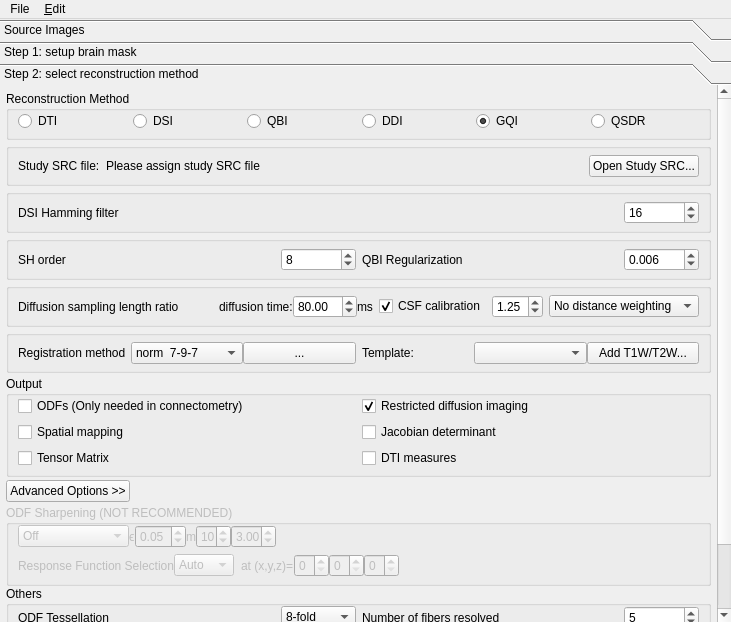
This is reconstruction/reconstruction_window.ui in frankyeh/DSI-Studio as Qt 5 draws it before an edit. The edited form follows.
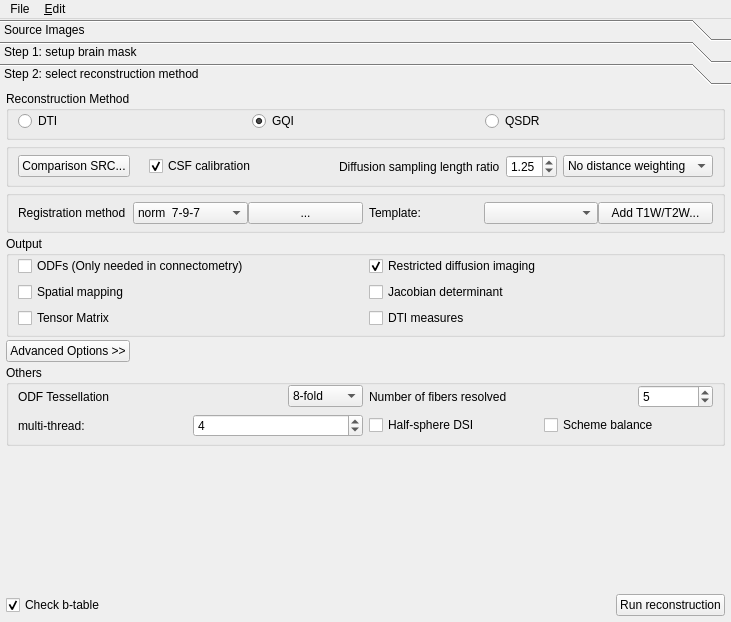
This is the edited form. Icons and pictures are not drawn.

What changed in the file:
```diff
--- a/reconstruction/reconstruction_window.ui
+++ b/reconstruction/reconstruction_window.ui
@@ -467,8 +467,8 @@
         <rect>
          <x>0</x>
          <y>0</y>
-         <width>717</width>
-         <height>597</height>
+         <width>731</width>
+         <height>535</height>
         </rect>
        </property>
        <property name="minimumSize">
@@ -518,27 +518,6 @@
              </property>
             </widget>
            </item>
-           <item>
-            <widget class="QRadioButton" name="DSI">
-             <property name="text">
-              <string>DSI</string>
-             </property>
-            </widget>
-           </item>
-           <item>
-            <widget class="QRadioButton" name="QBI">
-             <property name="text">
-              <string>QBI</string>
-             </property>
-            </widget>
-           </item>
-           <item>
-            <widget class="QRadioButton" name="DDI">
-             <property name="text">
-              <string>DDI</string>
-             </property>
-            </widget>
-           </item>
            <item>
             <widget class="QRadioButton" name="GQI">
              <property name="text">
@@ -562,171 +541,6 @@
           </layout>
          </widget>
         </item>
-        <item>
-         <widget class="QGroupBox" name="DDIOption">
-          <property name="title">
-           <string/>
-          </property>
-          <layout class="QHBoxLayout" name="horizontalLayout">
-           <property name="topMargin">
-            <number>6</number>
-           </property>
-           <property name="bottomMargin">
-            <number>6</number>
-           </property>
-           <item>
-            <widget class="QLabel" name="label_16">
-             <property name="text">
-              <string>Study SRC file:</string>
-             </property>
-            </widget>
-           </item>
-           <item>
-            <widget class="QLabel" name="ddi_file">
-             <property name="text">
-              <string>Please assign study SRC file</string>
-             </property>
-            </widget>
-           </item>
-           <item>
-            <spacer name="horizontalSpacer_5">
-             <property name="orientation">
-              <enum>Qt::Horizontal</enum>
-             </property>
-             <property name="sizeHint" stdset="0">
-              <size>
-               <width>40</width>
-               <height>20</height>
-              </size>
-             </property>
-            </spacer>
-           </item>
-           <item>
-            <widget class="QPushButton" name="open_ddi_study_src">
-             <property name="text">
-              <string>Open Study SRC...</string>
-             </property>
-            </widget>
-           </item>
-          </layout>
-         </widget>
-        </item>
-        <item>
-         <widget class="QGroupBox" name="DSIOption_2">
-          <layout class="QHBoxLayout" name="DSIOption">
-           <property name="topMargin">
-            <number>6</number>
-           </property>
-           <property name="bottomMargin">
-            <number>6</number>
-           </property>
-           <item>
-            <widget class="QLabel" name="label_5">
-             <property name="text">
-              <string>DSI Hamming filter</string>
-             </property>
-            </widget>
-           </item>
-           <item>
-            <widget class="QSpinBox" name="hamming_filter">
-             <property name="maximumSize">
-              <size>
-               <width>75</width>
-               <height>16777215</height>
-              </size>
-             </property>
-             <property name="minimum">
-              <number>8</number>
-             </property>
-             <property name="maximum">
-              <number>20</number>
-             </property>
-             <property name="value">
-              <number>16</number>
-             </property>
-            </widget>
-           </item>
-          </layout>
-         </widget>
-        </item>
-        <item>
-         <widget class="QGroupBox" name="QBIOption_2">
-          <layout class="QHBoxLayout" name="QBIOption">
-           <property name="topMargin">
-            <number>6</number>
-           </property>
-           <property name="bottomMargin">
-            <number>6</number>
-           </property>
-           <item>
-            <layout class="QHBoxLayout" name="horizontalLayout_12">
-             <item>
-              <widget class="QLabel" name="label">
-               <property name="text">
-                <string>SH order</string>
-               </property>
-              </widget>
-             </item>
-             <item>
-              <widget class="QSpinBox" name="SHOrder">
-               <property name="maximumSize">
-                <size>
-                 <width>75</width>
-                 <height>16777215</height>
-                </size>
-               </property>
-               <property name="minimum">
-                <number>4</number>
-               </property>
-               <property name="maximum">
-                <number>10</number>
-               </property>
-               <property name="value">
-                <number>8</number>
-               </property>
-              </widget>
-             </item>
-            </layout>
-           </item>
-           <item>
-            <layout class="QHBoxLayout" name="horizontalLayout_13">
-             <item>
-              <widget class="QLabel" name="label_6">
-               <property name="text">
-                <string>QBI Regularization</string>
-               </property>
-              </widget>
-             </item>
-             <item>
-              <widget class="QDoubleSpinBox" name="regularization_param">
-               <property name="maximumSize">
-                <size>
-                 <width>75</width>
-                 <height>16777215</height>
-                </size>
-               </property>
-               <property name="decimals">
-                <number>3</number>
-               </property>
-               <property name="minimum">
-                <double>0.001000000000000</double>
-               </property>
-               <property name="maximum">
-                <double>1.000000000000000</double>
-               </property>
-               <property name="singleStep">
-                <double>0.001000000000000</double>
-               </property>
-               <property name="value">
-                <double>0.006000000000000</double>
-               </property>
-              </widget>
-             </item>
-            </layout>
-           </item>
-          </layout>
-         </widget>
-        </item>
         <item>
          <widget class="QGroupBox" name="GQIOption_2">
           <layout class="QHBoxLayout" name="GQIOption">
@@ -737,71 +551,17 @@
             <number>6</number>
            </property>
            <item>
-            <widget class="QLabel" name="label_7">
+            <widget class="QPushButton" name="open_ddi_study_src">
              <property name="text">
-              <string>Diffusion sampling length ratio</string>
+              <string>Comparison SRC...</string>
              </property>
             </widget>
            </item>
            <item>
-            <widget class="QWidget" name="gqi_spectral" native="true">
-             <layout class="QHBoxLayout" name="horizontalLayout_26">
-              <property name="spacing">
-               <number>0</number>
-              </property>
-              <property name="leftMargin">
-               <number>0</number>
-              </property>
-              <property name="topMargin">
-               <number>0</number>
-              </property>
-              <property name="rightMargin">
-               <number>0</number>
-              </property>
-              <property name="bottomMargin">
-               <number>0</number>
-              </property>
-              <item>
-               <spacer name="horizontalSpacer_9">
-                <property name="orientation">
-                 <enum>Qt::Horizontal</enum>
-                </property>
-                <property name="sizeHint" stdset="0">
-                 <size>
-                  <width>40</width>
-                  <height>20</height>
-                 </size>
-                </property>
-               </spacer>
-              </item>
-              <item>
-               <widget class="QLabel" name="label_19">
-                <property name="text">
-                 <string>diffusion time:</string>
-                </property>
-               </widget>
-              </item>
-              <item>
-               <widget class="QDoubleSpinBox" name="diffusion_time">
-                <property name="maximum">
-                 <double>200.000000000000000</double>
-                </property>
-                <property name="singleStep">
-                 <double>2.000000000000000</double>
-                </property>
-                <property name="value">
-                 <double>80.000000000000000</double>
-                </property>
-               </widget>
-              </item>
-              <item>
-               <widget class="QLabel" name="label_18">
-                <property name="text">
-                 <string>ms</string>
-                </property>
-               </widget>
-              </item>
-             </layout>
+            <widget class="QLabel" name="ddi_file">
+             <property name="text">
+              <string/>
+             </property>
             </widget>
            </item>
            <item>
@@ -814,6 +574,26 @@
              </property>
             </widget>
            </item>
+           <item>
+            <spacer name="horizontalSpacer_9">
+             <property name="orientation">
+              <enum>Qt::Horizontal</enum>
+             </property>
+             <property name="sizeHint" stdset="0">
+              <size>
+               <width>40</width>
+               <height>20</height>
+              </size>
+             </property>
+            </spacer>
+           </item>
+           <item>
+            <widget class="QLabel" name="label_7">
+             <property name="text">
+              <string>Diffusion sampling length ratio</string>
+             </property>
+            </widget>
+           </item>
            <item>
             <widget class="QDoubleSpinBox" name="diffusion_sampling">
              <property name="maximumSize">
@@ -826,7 +606,7 @@
               <number>2</number>
              </property>
              <property name="minimum">
-              <double>0.000000000000000</double>
+              <double>0.050000000000000</double>
              </property>
              <property name="maximum">
               <double>3.000000000000000</double>
@@ -1089,323 +869,6 @@
            <property name="bottomMargin">
             <number>0</number>
            </property>
-           <item>
-            <widget class="QGroupBox" name="ODFSharpening">
-             <property name="enabled">
-              <bool>false</bool>
-             </property>
-             <property name="title">
-              <string>ODF Sharpening (NOT RECOMMENDED)</string>
-             </property>
-             <layout class="QVBoxLayout" name="verticalLayout_10">
-              <property name="spacing">
-               <number>6</number>
-              </property>
-              <property name="topMargin">
-               <number>0</number>
-              </property>
-              <property name="bottomMargin">
-               <number>6</number>
-              </property>
-              <item>
-               <layout class="QHBoxLayout" name="horizontalLayout_14">
-                <property name="spacing">
-                 <number>0</number>
-                </property>
-                <item>
-                 <widget class="QComboBox" name="odf_sharpening">
-                  <property name="maximumSize">
-                   <size>
-                    <width>16777215</width>
-                    <height>16777215</height>
-                   </size>
-                  </property>
-                  <item>
-                   <property name="text">
-                    <string>Off</string>
-                   </property>
-                  </item>
-                  <item>
-                   <property name="text">
-                    <string>Deconvolution</string>
-                   </property>
-                  </item>
-                  <item>
-                   <property name="text">
-                    <string>Decomposition</string>
-                   </property>
-                  </item>
-                 </widget>
-                </item>
-                <item>
-                 <widget class="QWidget" name="decom_panel" native="true">
-                  <layout class="QHBoxLayout" name="horizontalLayout_5">
-                   <property name="spacing">
-                    <number>0</number>
-                   </property>
-                   <property name="leftMargin">
-                    <number>0</number>
-                   </property>
-                   <property name="topMargin">
-                    <number>0</number>
-                   </property>
-                   <property name="rightMargin">
-                    <number>0</number>
-                   </property>
-                   <property name="bottomMargin">
-                    <number>0</number>
-                   </property>
-                   <item>
-                    <widget class="QLabel" name="label_12">
-                     <property name="maximumSize">
-                      <size>
-                       <width>10</width>
-                       <height>16777215</height>
-                      </size>
-                     </property>
-                     <property name="text">
-                      <string>ϵ</string>
-                     </property>
-                    </widget>
-                   </item>
-                   <item>
-                    <widget class="QDoubleSpinBox" name="decom_fraction">
-                     <property name="maximumSize">
-                      <size>
-                       <width>75</width>
-                       <height>16777215</height>
-                      </size>
-                     </property>
-                     <property name="minimum">
-                      <double>0.010000000000000</double>
-                     </property>
-                     <property name="maximum">
-                      <double>0.500000000000000</double>
-                     </property>
-                     <property name="singleStep">
-                      <double>0.050000000000000</double>
-                     </property>
-                     <property name="value">
-                      <double>0.050000000000000</double>
-                     </property>
-                    </widget>
-                   </item>
-                   <item>
-                    <widget class="QLabel" name="label_11">
-                     <property name="maximumSize">
-                      <size>
-                       <width>10</width>
-                       <height>16777215</height>
-                      </size>
-                     </property>
-                     <property name="text">
-                      <string>m</string>
-                     </property>
-                    </widget>
-                   </item>
-                   <item>
-                    <widget class="QSpinBox" name="decom_m">
-                     <property name="maximumSize">
-                      <size>
-                       <width>35</width>
-                       <height>16777215</height>
-                      </size>
-                     </property>
-                     <property name="minimum">
-                      <number>3</number>
-                     </property>
-                     <property name="maximum">
-                      <number>20</number>
-                     </property>
-                     <property name="value">
-                      <number>10</number>
-                     </property>
-                    </widget>
-                   </item>
-                  </layout>
-                 </widget>
-                </item>
-                <item>
-                 <widget class="QDoubleSpinBox" name="decon_param">
-                  <property name="maximumSize">
-                   <size>
-                    <width>45</width>
-                    <height>16777215</height>
-                   </size>
-                  </property>
-                  <property name="minimum">
-                   <double>0.010000000000000</double>
-                  </property>
-                  <property name="maximum">
-                   <double>20.000000000000000</double>
-                  </property>
-                  <property name="singleStep">
-                   <double>0.500000000000000</double>
-                  </property>
-                  <property name="value">
-                   <double>3.000000000000000</double>
-                  </property>
-                 </widget>
-                </item>
-                <item>
-                 <spacer name="horizontalSpacer_7">
-                  <property name="orientation">
-                   <enum>Qt::Horizontal</enum>
-                  </property>
-                  <property name="sizeHint" stdset="0">
-                   <size>
-                    <width>40</width>
-                    <height>20</height>
-                   </size>
-                  </property>
-                 </spacer>
-                </item>
-               </layout>
-              </item>
-              <item>
-               <layout class="QHBoxLayout" name="xyz">
-                <property name="spacing">
-                 <number>0</number>
-                </property>
-                <property name="topMargin">
-                 <number>0</number>
-                </property>
-                <item>
-                 <widget class="QWidget" name="xyz_widget" native="true">
-                  <layout class="QHBoxLayout" name="horizontalLayout_4">
-                   <property name="spacing">
-                    <number>0</number>
-                   </property>
-                   <property name="leftMargin">
-                    <number>0</number>
-                   </property>
-                   <property name="topMargin">
-                    <number>0</number>
-                   </property>
-                   <property name="rightMargin">
-                    <number>0</number>
-                   </property>
-                   <property name="bottomMargin">
-                    <number>0</number>
-                   </property>
-                   <item>
-                    <widget class="QLabel" name="label_4">
-                     <property name="text">
-                      <string>Response Function Selection</string>
-                     </property>
-                    </widget>
-                   </item>
-                   <item>
-                    <widget class="QComboBox" name="RFSelection">
-                     <property name="maximumSize">
-                      <size>
-                       <width>60</width>
-                       <height>16777215</height>
-                      </size>
-                     </property>
-                     <item>
-                      <property name="text">
-                       <string>Auto</string>
-                      </property>
-                     </item>
-                     <item>
-                      <property name="text">
-                       <string>Manual</string>
-                      </property>
-                     </item>
-                    </widget>
-                   </item>
-                   <item>
-                    <widget class="QWidget" name="ODFSelection" native="true">
-                     <layout class="QHBoxLayout" name="horizontalLayout_15">
-                      <property name="spacing">
-                       <number>0</number>
-                      </property>
-                      <property name="leftMargin">
-                       <number>7</number>
-                      </property>
-                      <property name="topMargin">
-                       <number>0</number>
-                      </property>
-                      <property name="rightMargin">
-                       <number>0</number>
-                      </property>
-                      <property name="bottomMargin">
-                       <number>0</number>
-                      </property>
-                      <item>
-                       <widget class="QLabel" name="label_10">
-                        <property name="minimumSize">
-                         <size>
-                          <width>20</width>
-                          <height>0</height>
-                         </size>
-                        </property>
-                        <property name="maximumSize">
-                         <size>
-                          <width>60</width>
-                          <height>16777215</height>
-                         </size>
-                        </property>
-                        <property name="text">
-                         <string>at (x,y,z)=</string>
-                        </property>
-                       </widget>
-                      </item>
-                      <item>
-                       <widget class="QSpinBox" name="x">
-                        <property name="maximumSize">
-                         <size>
-                          <width>35</width>
-                          <height>16777215</height>
-                         </size>
-                        </property>
-                       </widget>
-                      </item>
-                      <item>
-                       <widget class="QSpinBox" name="y">
-                        <property name="maximumSize">
-                         <size>
-                          <width>35</width>
-                          <height>16777215</height>
-                         </size>
-                        </property>
-                       </widget>
-                      </item>
-                      <item>
-                       <widget class="QSpinBox" name="z">
-                        <property name="maximumSize">
-                         <size>
-                          <width>35</width>
-                          <height>16777215</height>
-                         </size>
-                        </property>
-                       </widget>
-                      </item>
-                      <item>
-                       <spacer name="horizontalSpacer_3">
-                        <property name="orientation">
-                         <enum>Qt::Horizontal</enum>
-                        </property>
-                        <property name="sizeHint" stdset="0">
-                         <size>
-                          <width>40</width>
-                          <height>20</height>
-                         </size>
-                        </property>
-                       </spacer>
-                      </item>
-                     </layout>
-                    </widget>
-                   </item>
-                  </layout>
-                 </widget>
-                </item>
-               </layout>
-              </item>
-             </layout>
-            </widget>
-           </item>
            <item>
             <widget class="QGroupBox" name="ODFOption">
              <property name="title">
```
Left out of the diff: 12 changed lines with no effect on the pictures.
